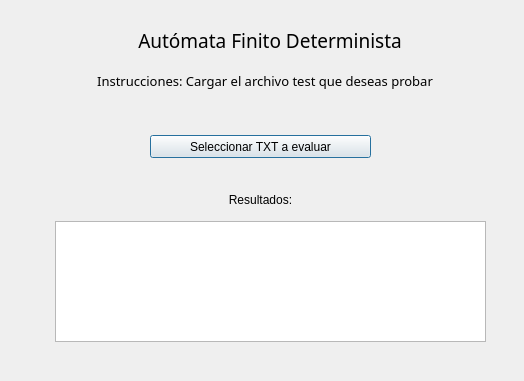
Old version of the form interfaz.ui in the repository gabrielborja1421/automata.
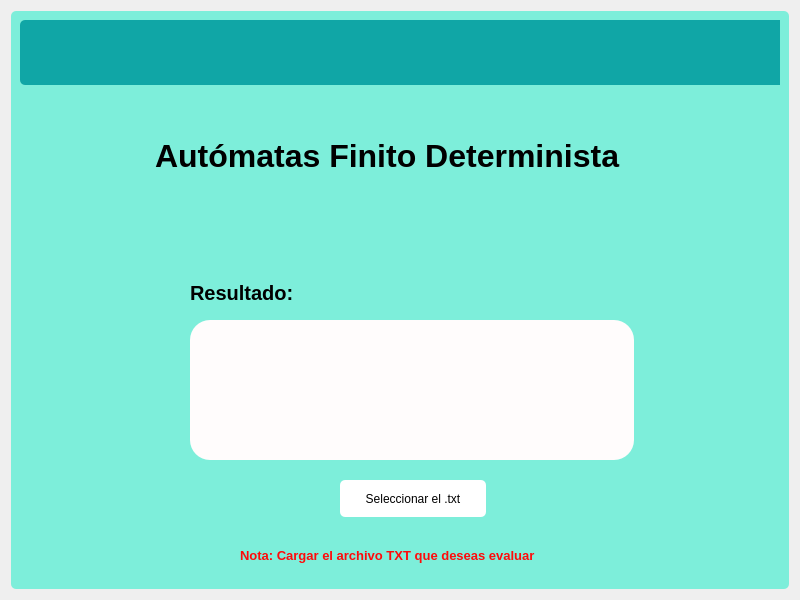
New version of the form. Icons and pictures are not drawn.

Commit message: interfaz terminada

Patch:
```diff
--- a/interfaz.ui
+++ b/interfaz.ui
@@ -6,10 +6,22 @@
    <rect>
     <x>0</x>
     <y>0</y>
-    <width>524</width>
-    <height>381</height>
+    <width>800</width>
+    <height>600</height>
    </rect>
   </property>
+  <property name="minimumSize">
+   <size>
+    <width>800</width>
+    <height>600</height>
+   </size>
+  </property>
+  <property name="maximumSize">
+   <size>
+    <width>800</width>
+    <height>600</height>
+   </size>
+  </property>
   <property name="baseSize">
    <size>
     <width>50</width>
@@ -22,102 +34,258 @@
   <property name="sizeGripEnabled">
    <bool>false</bool>
   </property>
-  <widget class="QLabel" name="label">
+  <layout class="QVBoxLayout" name="verticalLayout">
+   <item>
+    <widget class="QFrame" name="frame">
+     <property name="styleSheet">
+      <string notr="true">border-radius:5px;
+background: #7DEEDA;</string>
+     </property>
+     <property name="frameShape">
+      <enum>QFrame::StyledPanel</enum>
+     </property>
+     <property name="frameShadow">
+      <enum>QFrame::Raised</enum>
+     </property>
+     <layout class="QHBoxLayout" name="horizontalLayout_2" stretch="0">
+      <item>
+       <widget class="QFrame" name="frame_contenindo">
+        <property name="styleSheet">
+         <string notr="true">QPushButton{
+background-color:#000000ff;
+border-radius:20px
+}
+QPushButton:hover{
+background-color: rgb(134, 235, 255);
+border radius : 20px;
+}</string>
+        </property>
+        <property name="frameShape">
+         <enum>QFrame::StyledPanel</enum>
+        </property>
+        <property name="frameShadow">
+         <enum>QFrame::Raised</enum>
+        </property>
+        <widget class="QFrame" name="frame_superior">
    <property name="geometry">
     <rect>
-     <x>120</x>
-     <y>20</y>
-     <width>300</width>
-     <height>41</height>
-    </rect>
-   </property>
-   <property name="font">
-    <font>
-     <family>Arial Rounded MT Bold</family>
-     <pointsize>14</pointsize>
-    </font>
-   </property>
+           <x>0</x>
+           <y>0</y>
+           <width>765</width>
+           <height>65</height>
+          </rect>
+         </property>
+         <property name="styleSheet">
+          <string notr="true">QFrame{
+background: #10A6A6;
+mix-blend-mode: darken;
+}
+QPushButton{
+background-color:#000000ff;
+border-radius:20px
+}
+QPushButton:hover{
+background-color: rgb(134, 235, 255);
+border radius : 20px;
+}</string>
+         </property>
+         <property name="frameShape">
+          <enum>QFrame::StyledPanel</enum>
+         </property>
+         <property name="frameShadow">
+          <enum>QFrame::Raised</enum>
+         </property>
+         <widget class="QPushButton" name="pushButton">
+          <property name="geometry">
+           <rect>
+            <x>800</x>
+            <y>600</y>
+            <width>800</width>
+            <height>600</height>
+           </rect>
+          </property>
+          <property name="minimumSize">
+           <size>
+            <width>40</width>
+            <height>40</height>
+           </size>
+          </property>
    <property name="text">
-    <string>Autómata Finito Determinista</string>
-   </property>
-   <property name="alignment">
-    <set>Qt::AlignCenter</set>
-   </property>
-  </widget>
-
-
+           <string/>
+          </property>
+          <property name="icon">
+           <iconset>
+            <normaloff>../../../Downloads/x.png</normaloff>../../../Downloads/x.png</iconset>
+          </property>
+          <property name="iconSize">
+           <size>
+            <width>38</width>
+            <height>38</height>
+           </size>
+          </property>
+         </widget>
+        </widget>
   <widget class="QLabel" name="label">
    <property name="geometry">
     <rect>
-     <x>65</x>
-     <y>60</y>
-     <width>400</width>
-     <height>41</height>
-    </rect>
-   </property>
-   <property name="font">
-    <font>
-     <family>Arial Rounded MT Bold</family>
-     <pointsize>10</pointsize>
-    </font>
+           <x>135</x>
+           <y>80</y>
+           <width>511</width>
+           <height>111</height>
+          </rect>
+         </property>
+         <property name="styleSheet">
+          <string notr="true">
+position: absolute;
+width: 493px;
+height: 65px;
+
+font-family: 'Inter';
+font-style: normal;
+font-weight: 900;
+font-size: 32px;
+line-height: 39px;
+text-align: center;
+
+color: #000000;
+
+</string>
    </property>
    <property name="text">
-    <string>Instrucciones: Cargar el archivo test que deseas probar</string>
-   </property>
-   <property name="alignment">
-    <set>Qt::AlignCenter</set>
-   </property>
-  </widget>
+          <string>Autómatas Finito Determinista</string>
+         </property>
+        </widget>
+        <widget class="QListWidget" name="list_result">
+         <property name="geometry">
+          <rect>
+           <x>170</x>
+           <y>300</y>
+           <width>444</width>
+           <height>140</height>
+          </rect>
+         </property>
+         <property name="styleSheet">
+          <string notr="true">
+position: absolute;
+width: 444px;
+height: 140px;
 
+background: #FFFCFC;
+
+border-radius: 20px;</string>
+         </property>
+        </widget>
   <widget class="QPushButton" name="select_test">
    <property name="geometry">
     <rect>
-     <x>150</x>
-     <y>135</y>
-     <width>221</width>
-     <height>23</height>
-    </rect>
-   </property>
+           <x>320</x>
+           <y>460</y>
+           <width>146</width>
+           <height>37</height>
+          </rect>
+         </property>
+         <property name="styleSheet">
+          <string notr="true">border-radius: 5px;
+background-color:rgb(255, 255, 255);
+padding: 0px;
+
+position: relative;
+width: 146px;
+height: 37px;</string>
+         </property>
    <property name="text">
-    <string>Seleccionar TXT a evaluar</string>
-   </property>
-  </widget>
-  
+          <string>Seleccionar el .txt</string>
+         </property>
+        </widget>
   <widget class="QLabel" name="label_3">
    <property name="geometry">
     <rect>
+           <x>220</x>
+           <y>520</y>
+           <width>331</width>
+           <height>31</height>
+          </rect>
+         </property>
+         <property name="styleSheet">
+          <string notr="true">position: absolute;
+width: 437px;
+height: 25px;
+
+font-family: 'Inter';
+font-style: normal;
+font-weight: 500;
+font-size: 13px;
+line-height: 16px;
+
+text-align: center;
+
+color: #FF0A0A;</string>
+         </property>
+         <property name="text">
+          <string>Nota: Cargar el archivo TXT que deseas evaluar</string>
+         </property>
+        </widget>
+        <widget class="QPushButton" name="pushButton_3">
+         <property name="geometry">
+          <rect>
      <x>180</x>
-     <y>190</y>
-     <width>161</width>
-     <height>20</height>
-    </rect>
-   </property>
-   <property name="font">
-    <font>
-     <family>Arial</family>
-     <pointsize>9</pointsize>
-    </font>
-   </property>
-   <property name="layoutDirection">
-    <enum>Qt::LeftToRight</enum>
+           <y>520</y>
+           <width>41</width>
+           <height>31</height>
+          </rect>
+         </property>
+         <property name="styleSheet">
+          <string notr="true">background-color:#000000ff;
+border-radius:20px</string>
    </property>
    <property name="text">
-    <string>Resultados:</string>
-   </property>
-   <property name="alignment">
-    <set>Qt::AlignCenter</set>
-   </property>
-  </widget>
-  <widget class="QListWidget" name="list_result">
+          <string/>
+         </property>
+         <property name="icon">
+          <iconset>
+           <normaloff>../../../Downloads/alert-circle.png</normaloff>../../../Downloads/alert-circle.png</iconset>
+         </property>
+        </widget>
+        <widget class="QLabel" name="label_4">
    <property name="geometry">
     <rect>
-     <x>55</x>
-     <y>221</y>
-     <width>431</width>
-     <height>121</height>
-    </rect>
-   </property>
-  </widget>
+           <x>170</x>
+           <y>260</y>
+           <width>121</width>
+           <height>25</height>
+          </rect>
+         </property>
+         <property name="styleSheet">
+          <string notr="true">/* Resultado: */
+
+
+position: absolute;
+width: 437px;
+height: 25px;
+
+font-family: 'Inter';
+font-style: normal;
+font-weight: 500;
+font-size: 20px;
+line-height: 24px;
+/* identical to box height */
+
+
+
+text-align: center;
+
+color: #000000;</string>
+         </property>
+         <property name="text">
+          <string>Resultado:</string>
+         </property>
+        </widget>
+       </widget>
+      </item>
+     </layout>
+    </widget>
+   </item>
+  </layout>
  </widget>
  <resources/>
  <connections/>
```
Lines whose indentation alone changed are shown as unchanged. The commit also changes 2 other files.
